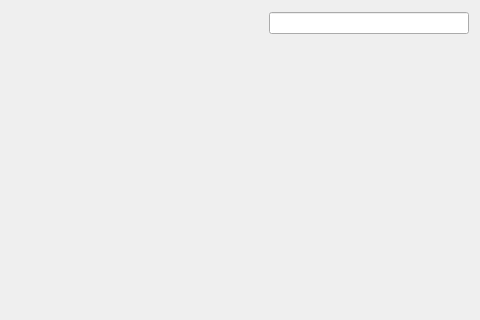
Qt form BaseClient/Source/LibraryEngineWidget.ui (WorksAhead/Base) before a commit; both pictures show x 320 to 800 and y 0 to 320 of the 800 by 800 pixel window.
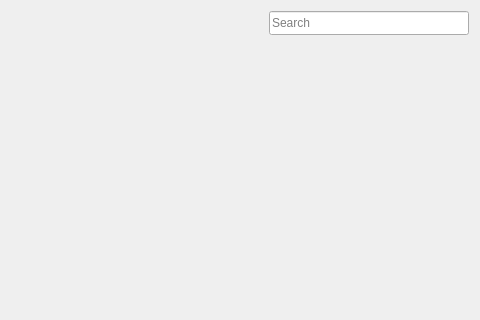
The same form after that commit.

The edit to the form file:
```diff
--- a/BaseClient/Source/LibraryEngineWidget.ui
+++ b/BaseClient/Source/LibraryEngineWidget.ui
@@ -49,9 +49,12 @@
        <property name="minimumSize">
         <size>
          <width>200</width>
-         <height>0</height>
+         <height>24</height>
         </size>
        </property>
+       <property name="placeholderText">
+        <string>Search</string>
+       </property>
       </widget>
      </item>
     </layout>
```
